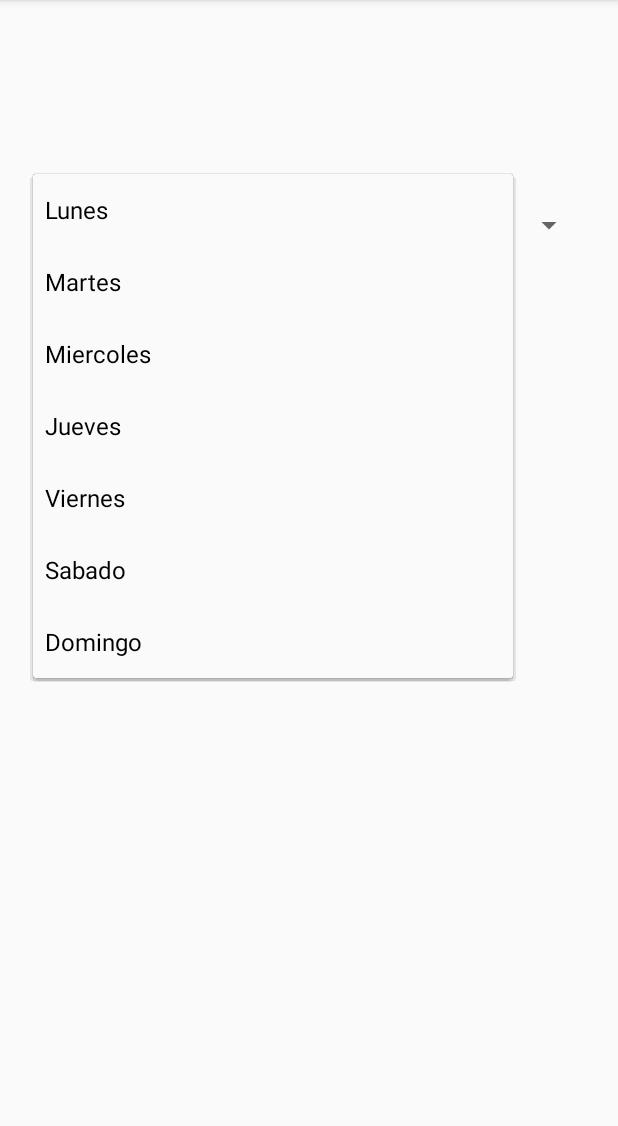
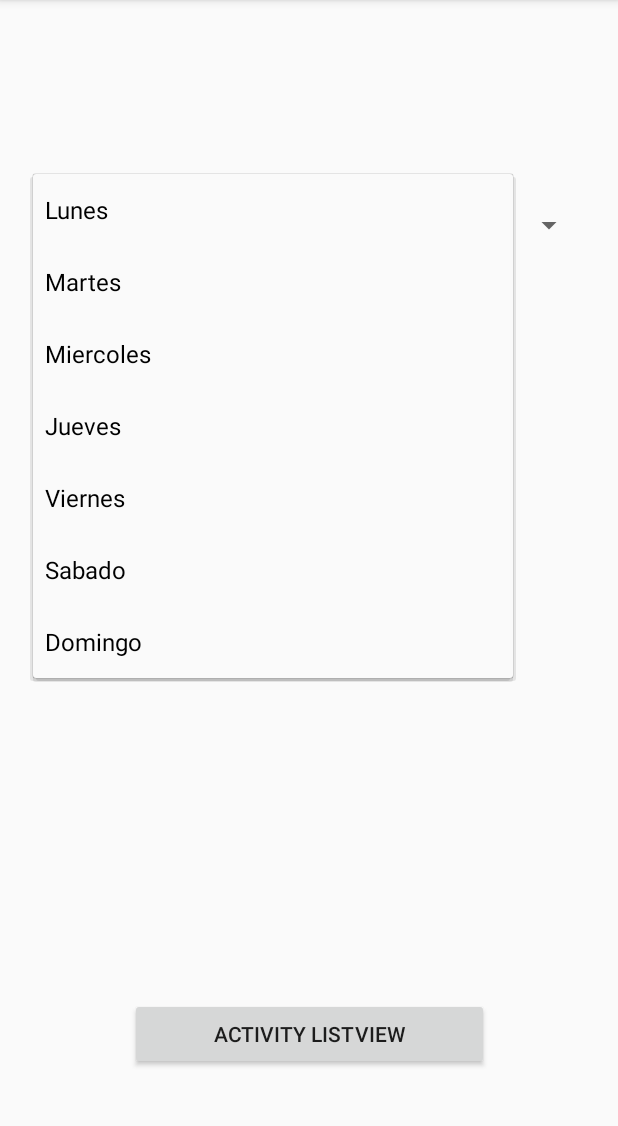
Before and after one commit to yeisongomezcastro/android, an Android app: the screen it shows after launch (MainActivity), after a tap on "Lunes", on a phone screen of 412 x 824 dp, the part 84-1210 px from its top. Run offline under Robolectric (Android 15) with nearby library versions, the phone set to English and light mode, and no system bars.

Commit message:
carga de listView

```diff
--- a/app/src/main/AndroidManifest.xml
+++ b/app/src/main/AndroidManifest.xml
@@ -16,6 +16,7 @@
                 <category android:name="android.intent.category.LAUNCHER" />
             </intent-filter>
         </activity>
+        <activity android:name=".WidgetListView"></activity>
     </application>
 
 </manifest>
--- a/app/src/main/java/calendar/com/co/practicaappgranja/MainActivity.java
+++ b/app/src/main/java/calendar/com/co/practicaappgranja/MainActivity.java
@@ -1,5 +1,6 @@
 package calendar.com.co.practicaappgranja;
 
+import android.content.Intent;
 import android.graphics.Color;
 import android.media.MediaPlayer;
 import android.support.v7.app.AppCompatActivity;
@@ -51,4 +52,8 @@ public class MainActivity extends AppCompatActivity {
 
     }
 
+    public void intent(View view) {
+        Intent intent = new Intent(this,WidgetListView.class);
+        startActivity(intent);
+    }
 }
--- a/app/src/main/res/layout/activity_main.xml
+++ b/app/src/main/res/layout/activity_main.xml
@@ -37,4 +37,22 @@
         app:layout_constraintStart_toStartOf="parent"
         app:layout_constraintTop_toTopOf="parent"
         app:layout_constraintVertical_bias="0.158" />
+
+    <Button
+        android:id="@+id/buttonIntent"
+        android:layout_width="239dp"
+        android:layout_height="wrap_content"
+        android:layout_marginBottom="8dp"
+        android:layout_marginEnd="8dp"
+        android:layout_marginLeft="8dp"
+        android:layout_marginRight="8dp"
+        android:layout_marginStart="8dp"
+        android:layout_marginTop="8dp"
+        android:onClick="intent"
+        android:text="Activity ListView"
+        app:layout_constraintBottom_toBottomOf="parent"
+        app:layout_constraintEnd_toEndOf="parent"
+        app:layout_constraintStart_toStartOf="parent"
+        app:layout_constraintTop_toTopOf="parent"
+        app:layout_constraintVertical_bias="0.934" />
 </android.support.constraint.ConstraintLayout>
```
Also changed, not shown: app/src/main/java/calendar/com/co/practicaappgranja/WidgetListView.java (added, +39 -0 lines), app/src/main/res/layout/activity_widget_list_view.xml (added, +15 -0 lines).
